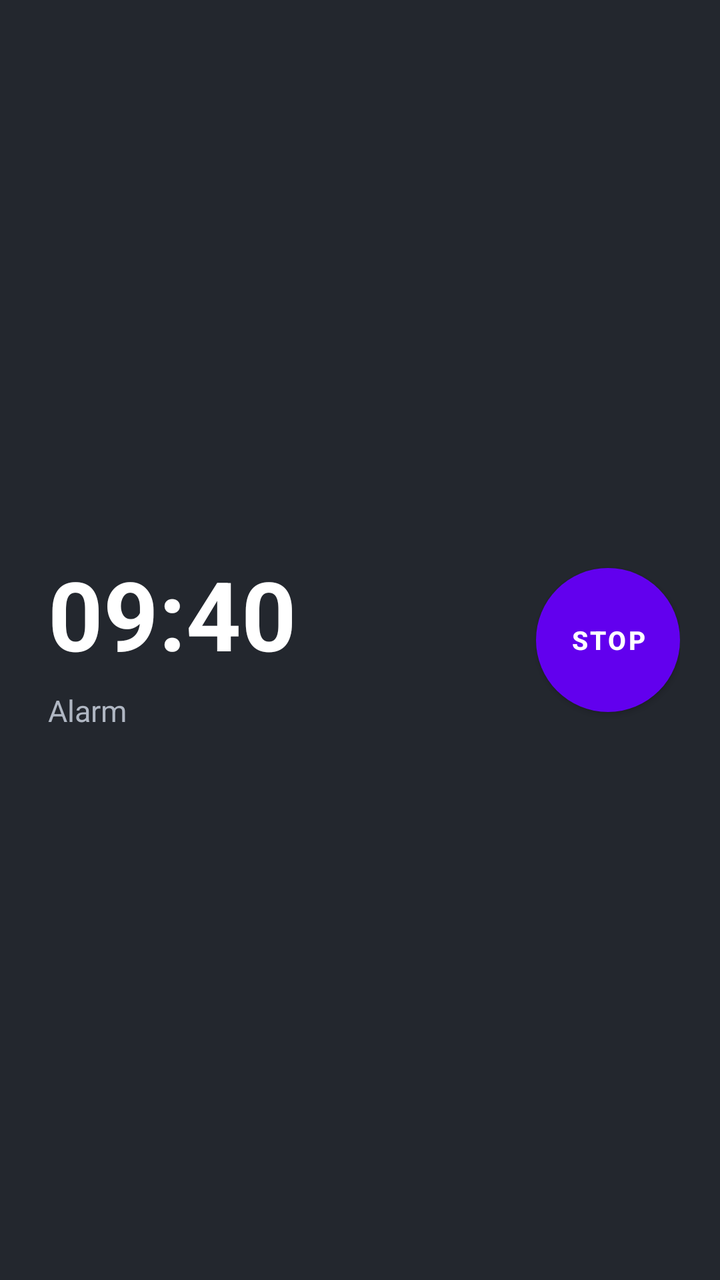
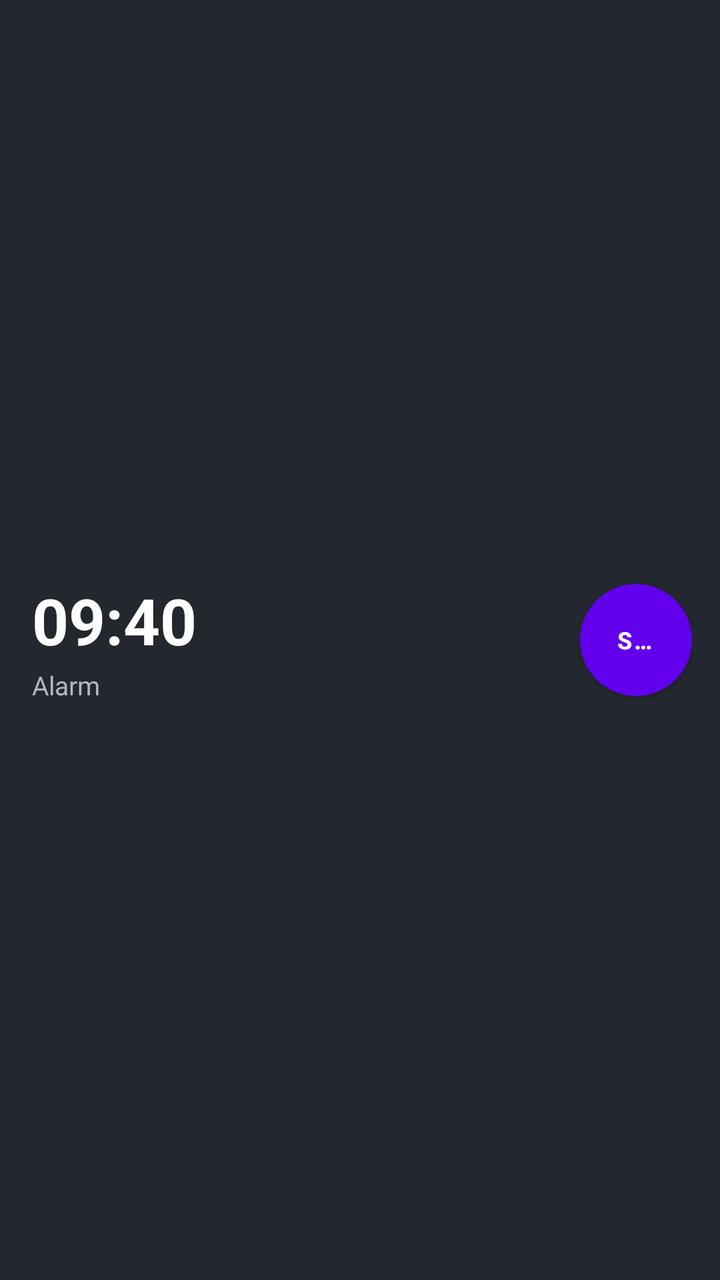

Before-and-after screenshots of an Android layout around one commit, followed by the original layout XML and the change that was made.
<!-- AndroidManifest.xml: fallback theme Theme.MaterialComponents.DayNight.NoActionBar -->
<!-- res/layout/notif_alarm_ringing.xml -->
<?xml version="1.0" encoding="utf-8"?>
<LinearLayout xmlns:android="http://schemas.android.com/apk/res/android"
    android:layout_width="match_parent"
    android:layout_height="wrap_content"
    android:orientation="horizontal"
    android:gravity="center_vertical"
    android:paddingStart="24dp"
    android:paddingEnd="20dp"
    android:paddingTop="18dp"
    android:paddingBottom="18dp"
    android:background="#23272E">

    <LinearLayout
        android:layout_width="0dp"
        android:layout_height="wrap_content"
        android:layout_weight="1"
        android:orientation="vertical">

        <TextView
            android:id="@+id/notif_time"
            android:layout_width="wrap_content"
            android:layout_height="wrap_content"
            android:text="09:40"
            android:textSize="48sp"
            android:textStyle="bold"
            android:textColor="#FFFFFF"
            android:maxLines="1"
            android:singleLine="true" />

        <TextView
            android:id="@+id/notif_info"
            android:layout_width="match_parent"
            android:layout_height="wrap_content"
            android:layout_marginTop="6dp"
            android:text="Alarm"
            android:textSize="15sp"
            android:textColor="#B0B7C3"
            android:maxLines="1"
            android:ellipsize="end"
            android:singleLine="true" />
    </LinearLayout>

    <Button
        android:id="@+id/notif_stop"
        android:layout_width="72dp"
        android:layout_height="72dp"
        android:layout_marginStart="16dp"
        android:text="Stop"
        android:textSize="13sp"
        android:textStyle="bold"
        android:textColor="#FFFFFF"
        android:maxLines="1"
        android:singleLine="true"
        android:background="@drawable/notif_stop_circle" />
</LinearLayout>
<!-- resources referenced by this layout -->
<resources>
  <!-- drawable notif_stop_circle (drawable) -->
  <?xml version="1.0" encoding="utf-8"?>
  <shape xmlns:android="http://schemas.android.com/apk/res/android"
      android:shape="oval">
      <solid android:color="#2196F3" />
  </shape>
</resources>

<!-- the commit's change to res/layout/notif_alarm_ringing.xml (unified diff, before → after) -->
@@ -4,10 +4,10 @@
     android:layout_height="wrap_content"
     android:orientation="horizontal"
     android:gravity="center_vertical"
-    android:paddingStart="24dp"
-    android:paddingEnd="20dp"
-    android:paddingTop="18dp"
-    android:paddingBottom="18dp"
+    android:paddingStart="16dp"
+    android:paddingEnd="14dp"
+    android:paddingTop="10dp"
+    android:paddingBottom="10dp"
     android:background="#23272E">
 
     <LinearLayout
@@ -21,7 +21,7 @@
             android:layout_width="wrap_content"
             android:layout_height="wrap_content"
             android:text="09:40"
-            android:textSize="48sp"
+            android:textSize="32sp"
             android:textStyle="bold"
             android:textColor="#FFFFFF"
             android:maxLines="1"
@@ -31,9 +31,9 @@
             android:id="@+id/notif_info"
             android:layout_width="match_parent"
             android:layout_height="wrap_content"
-            android:layout_marginTop="6dp"
+            android:layout_marginTop="2dp"
             android:text="Alarm"
-            android:textSize="15sp"
+            android:textSize="13sp"
             android:textColor="#B0B7C3"
             android:maxLines="1"
             android:ellipsize="end"
@@ -42,11 +42,11 @@
 
     <Button
         android:id="@+id/notif_stop"
-        android:layout_width="72dp"
-        android:layout_height="72dp"
-        android:layout_marginStart="16dp"
+        android:layout_width="56dp"
+        android:layout_height="56dp"
+        android:layout_marginStart="12dp"
         android:text="Stop"
-        android:textSize="13sp"
+        android:textSize="12sp"
         android:textStyle="bold"
         android:textColor="#FFFFFF"
         android:maxLines="1"
